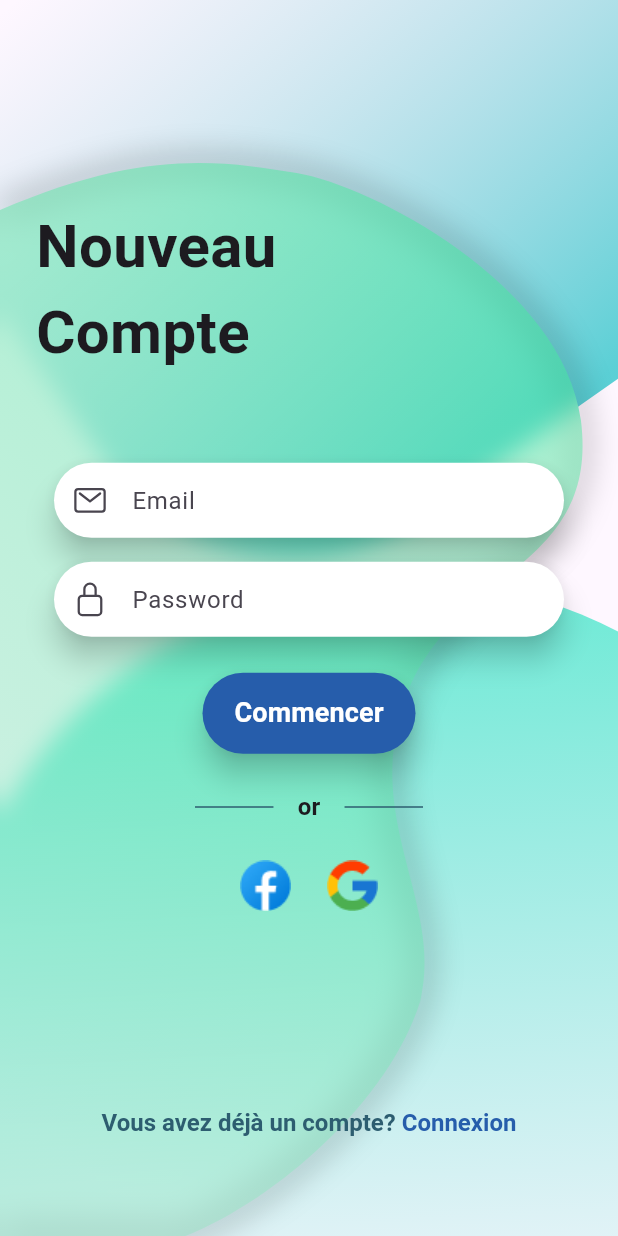
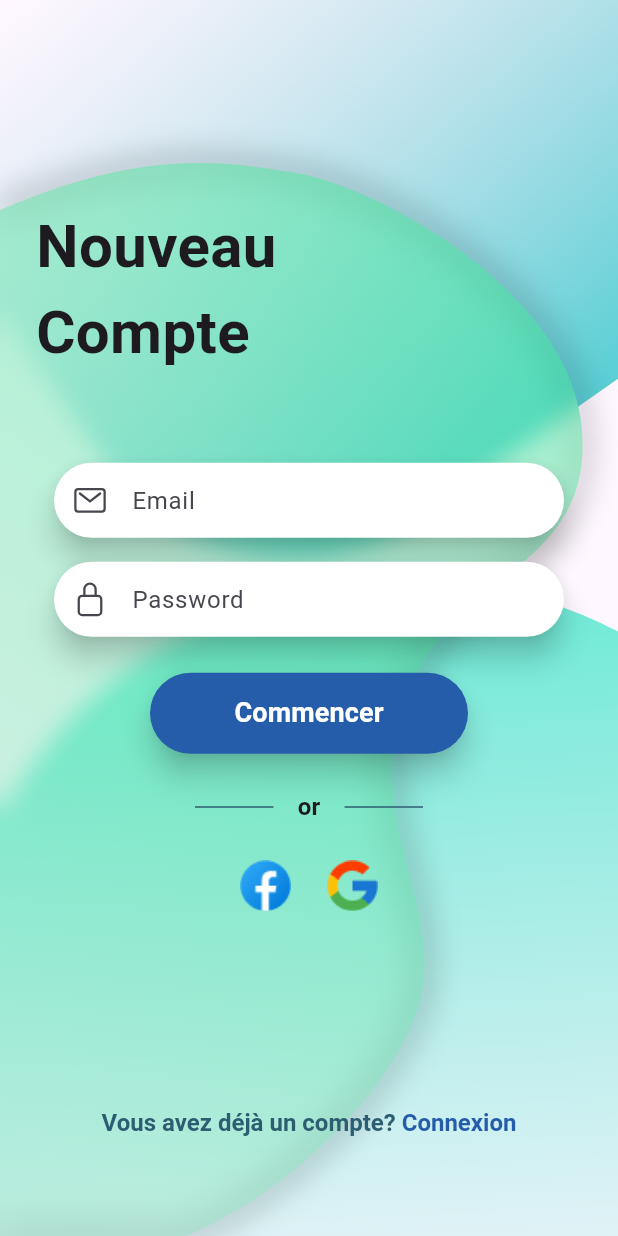
Before and after one commit to JoeM1990/recognize_text, a Flutter app: the screen it shows after launch, on a phone screen of 412 x 824 dp. Run offline on Flutter 3.47's test engine with Material 3 defaults, Android fonts, the phone set to English and light mode, and no system bars; our stand-ins replace flutter_inset_box_shadow, ionicons, speech_to_text; missing offline and left inert: animated_music_indicator.

Commit message:
login ui

```diff
--- a/lib/widgets/login_content.dart
+++ b/lib/widgets/login_content.dart
@@ -124,7 +124,7 @@ class _LoginContentState extends State<LoginContent>
 
   Widget createButton(String title) {
     return Padding(
-      padding: const EdgeInsets.symmetric(horizontal: 135, vertical: 16),
+      padding: const EdgeInsets.symmetric(horizontal: 100, vertical: 16),
       child: ElevatedButton(
         onPressed: () {
           print("New compte |${username.text}|${password.text}");
```
